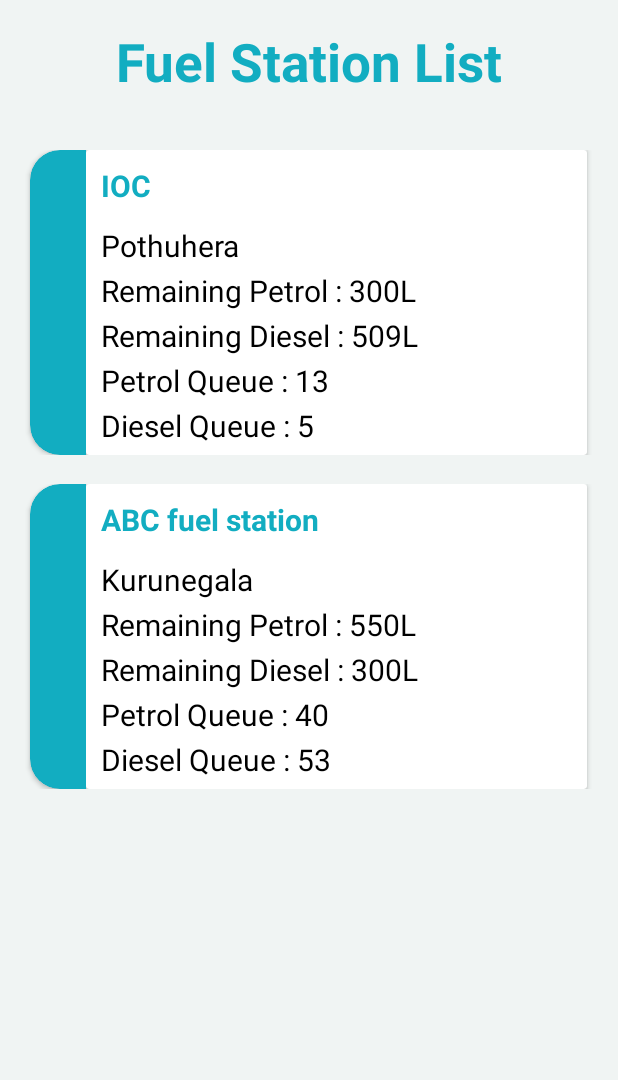
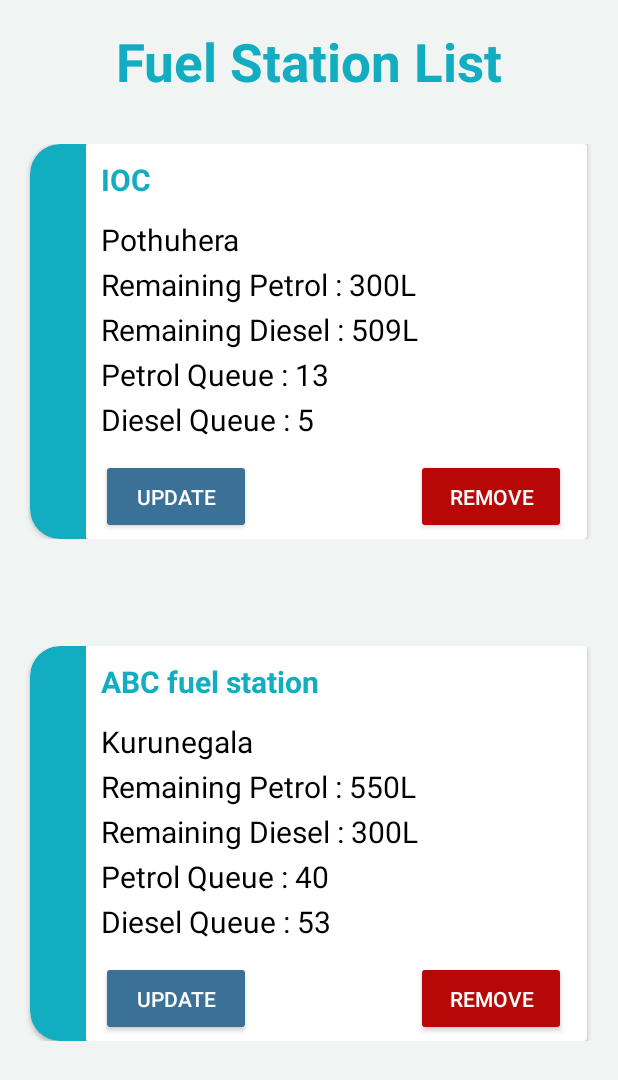
Before and after one commit to lahiruSanjeewa2971/Fuel_helper_androidApp, an Android app: the view_all_fuel_stations screen opened directly, with no data from a screen before it, on a phone screen of 412 x 824 dp. Shown: the top 1080 px of the screen. Run offline under Robolectric (Android 15) with nearby library versions, the phone set to English and light mode, and no system bars; Roboto replaces fonts that are not available here.

Commit message:
finished design

```diff
--- a/app/src/main/AndroidManifest.xml
+++ b/app/src/main/AndroidManifest.xml
@@ -48,13 +48,19 @@
             android:name=".fuel_station_owner_dashboard"
             android:exported="true"
             android:theme="@style/Theme.AppCompat.NoActionBar">
+            <intent-filter>
+                <action android:name="android.intent.action.MAIN" />
+
+                <category android:name="android.intent.category.LAUNCHER" />
+            </intent-filter>
             <meta-data
                 android:name="android.app.lib_name"
                 android:value="" />
         </activity>
         <activity
             android:name=".register_vehicle"
-            android:exported="false">
+            android:exported="false"
+            android:theme="@style/Theme.AppCompat.NoActionBar">
             <meta-data
                 android:name="android.app.lib_name"
                 android:value="" />
@@ -81,11 +87,7 @@
             android:name=".SplashScreen"
             android:exported="true"
             android:theme="@style/Theme.AppCompat.NoActionBar">
-            <intent-filter>
-                <action android:name="android.intent.action.MAIN" />
 
-                <category android:name="android.intent.category.LAUNCHER" />
-            </intent-filter>
             <meta-data
                 android:name="android.app.lib_name"
                 android:value="" />
--- a/app/src/main/res/layout/activity_view_all_fuel_stations.xml
+++ b/app/src/main/res/layout/activity_view_all_fuel_stations.xml
@@ -26,7 +26,7 @@
     <LinearLayout
         android:id="@+id/linearLayout"
         android:layout_width="411dp"
-        android:layout_height="203dp"
+        android:layout_height="263dp"
         android:orientation="horizontal"
         app:layout_constraintBottom_toBottomOf="parent"
         app:layout_constraintEnd_toEndOf="parent"
@@ -111,6 +111,21 @@
                 android:textColor="@color/black"
                 android:textSize="20sp" />
 
+            <Button
+                android:layout_width="100dp"
+                android:layout_height="50dp"
+                android:text="Update"
+                android:backgroundTint="@color/buttonColor"
+                android:layout_marginTop="210dp"
+                android:layout_marginLeft="10dp"/>
+            <Button
+                android:layout_width="100dp"
+                android:layout_height="50dp"
+                android:text="Remove"
+                android:backgroundTint="@color/red"
+                android:layout_marginTop="210dp"
+                android:layout_marginLeft="220dp"/>
+
         </androidx.cardview.widget.CardView>
 
     </LinearLayout>
@@ -118,14 +133,14 @@
     <LinearLayout
         android:id="@+id/linearLayout2"
         android:layout_width="411dp"
-        android:layout_height="203dp"
+        android:layout_height="263dp"
         android:orientation="horizontal"
         app:layout_constraintBottom_toBottomOf="parent"
         app:layout_constraintEnd_toEndOf="parent"
         app:layout_constraintHorizontal_bias="0.0"
         app:layout_constraintStart_toStartOf="parent"
         app:layout_constraintTop_toBottomOf="@+id/linearLayout"
-        app:layout_constraintVertical_bias="0.06">
+        app:layout_constraintVertical_bias="0.355">
 
         <androidx.cardview.widget.CardView
             android:id="@+id/listCardView02"
@@ -204,11 +219,24 @@
                 android:textColor="@color/black"
                 android:textSize="20sp" />
 
+            <Button
+                android:layout_width="100dp"
+                android:layout_height="50dp"
+                android:text="Update"
+                android:backgroundTint="@color/buttonColor"
+                android:layout_marginTop="210dp"
+                android:layout_marginLeft="10dp"/>
+            <Button
+                android:layout_width="100dp"
+                android:layout_height="50dp"
+                android:text="Remove"
+                android:backgroundTint="@color/red"
+                android:layout_marginTop="210dp"
+                android:layout_marginLeft="220dp"/>
+
         </androidx.cardview.widget.CardView>
 
     </LinearLayout>
 
 
-
-
 </androidx.constraintlayout.widget.ConstraintLayout>
```
